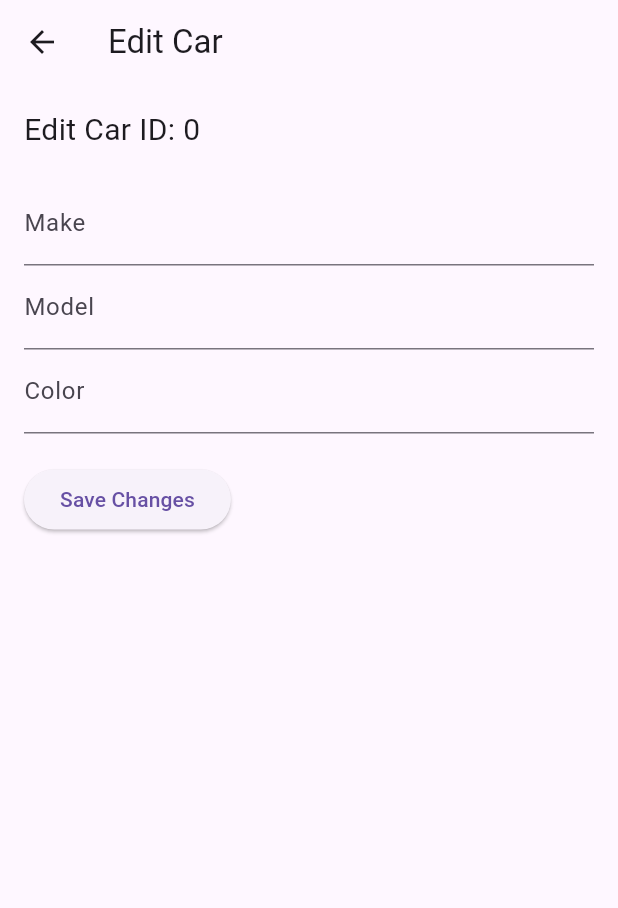
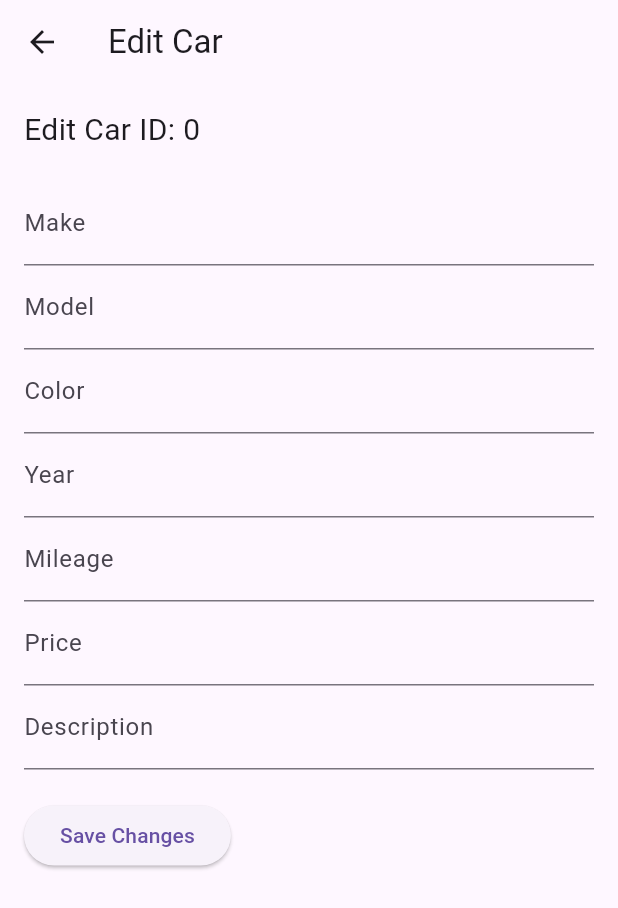
Before and after one commit to rocknrome/Car-Club-RnR-Flutter, a Flutter app: the CarEditPage screen opened directly with empty values, after a tap on "Save Changes", on a phone screen of 412 x 824 dp. Shown: the top 908 px of the screen. Run offline on Flutter 3.47's test engine with Material 3 defaults, Android fonts, the phone set to English and light mode, and no system bars; our stand-ins replace animated_splash_screen, firebase_auth; accounts and stored records are empty; network calls fail.

Commit message:
car-edit page working

```diff
--- a/lib/screens/car_edit_page.dart
+++ b/lib/screens/car_edit_page.dart
@@ -4,10 +4,8 @@ import 'dart:convert';
 
 class CarEditPage extends StatefulWidget {
   final int carId;
-  final void Function() refreshCar; // Define the refreshCar callback
 
-  const CarEditPage({Key? key, required this.carId, required this.refreshCar})
-      : super(key: key);
+  const CarEditPage({Key? key, required this.carId}) : super(key: key);
 
   @override
   _CarEditPageState createState() => _CarEditPageState();
@@ -17,6 +15,10 @@ class _CarEditPageState extends State<CarEditPage> {
   late TextEditingController _makeController;
   late TextEditingController _modelController;
   late TextEditingController _colorController;
+  late TextEditingController _yearController;
+  late TextEditingController _mileageController;
+  late TextEditingController _priceController;
+  late TextEditingController _descriptionController;
 
   @override
   void initState() {
@@ -24,6 +26,10 @@ class _CarEditPageState extends State<CarEditPage> {
     _makeController = TextEditingController();
     _modelController = TextEditingController();
     _colorController = TextEditingController();
+    _yearController = TextEditingController();
+    _mileageController = TextEditingController();
+    _priceController = TextEditingController();
+    _descriptionController = TextEditingController();
 
     // Fetch car details and set initial values in form fields
     fetchCarDetails(widget.carId);
@@ -34,11 +40,16 @@ class _CarEditPageState extends State<CarEditPage> {
     _makeController.dispose();
     _modelController.dispose();
     _colorController.dispose();
+    _yearController.dispose();
+    _mileageController.dispose();
+    _priceController.dispose();
+    _descriptionController.dispose();
     super.dispose();
   }
 
   Future<void> fetchCarDetails(int carId) async {
-    final url = Uri.parse('https://api.example.com/cars/$carId');
+    final url = Uri.parse(
+        'https://used-car-dealership-be.onrender.com/api/cars/$carId/');
     final response = await http.get(url);
 
     if (response.statusCode == 200) {
@@ -47,6 +58,10 @@ class _CarEditPageState extends State<CarEditPage> {
         _makeController.text = carData['make'];
         _modelController.text = carData['model'];
         _colorController.text = carData['color'];
+        _yearController.text = carData['year'].toString();
+        _mileageController.text = carData['mileage'].toString();
+        _priceController.text = carData['price'];
+        _descriptionController.text = carData['description'];
       });
     } else {
       // Handle error
@@ -58,11 +73,19 @@ class _CarEditPageState extends State<CarEditPage> {
   }
 
   Future<void> _saveChanges(int carId) async {
-    final url = Uri.parse('https://api.example.com/cars/$carId');
+    final url = Uri.parse(
+        'https://used-car-dealership-be.onrender.com/api/cars/$carId/');
     final Map<String, dynamic> requestBody = {
+      "id": carId,
       "make": _makeController.text,
       "model": _modelController.text,
       "color": _colorController.text,
+      "year": int.tryParse(_yearController.text) ?? 0,
+      "mileage": int.tryParse(_mileageController.text) ?? 0,
+      "price": _priceController.text,
+      "description": _descriptionController.text,
+      "photo_url":
+          'https://live.staticflickr.com/65535/53633706438_62befee86d.jpg'
     };
 
     final response = await http.put(
@@ -73,14 +96,18 @@ class _CarEditPageState extends State<CarEditPage> {
 
     if (response.statusCode == 200) {
       // Show SnackBar
-      ScaffoldMessenger.of(context).showSnackBar(
-        SnackBar(
-          content: Text('Car details updated successfully!'),
-          duration: Duration(seconds: 2),
-        ),
-      );
-      // Call the refreshCar callback to update the data in CarShowPage
-      widget.refreshCar();
+      ScaffoldMessenger.of(context)
+          .showSnackBar(
+            SnackBar(
+              content: Text('Car details updated successfully!'),
+              duration: Duration(seconds: 2),
+            ),
+          )
+          .closed
+          .then((_) {
+        // Navigate back to CarShowPage
+        Navigator.of(context).pop();
+      });
     } else {
       ScaffoldMessenger.of(context).showSnackBar(
         SnackBar(
@@ -117,6 +144,24 @@ class _CarEditPageState extends State<CarEditPage> {
               controller: _colorController,
               decoration: InputDecoration(labelText: 'Color'),
             ),
+            TextFormField(
+              controller: _yearController,
+              decoration: InputDecoration(labelText: 'Year'),
+              keyboardType: TextInputType.number,
+            ),
+            TextFormField(
+              controller: _mileageController,
+              decoration: InputDecoration(labelText: 'Mileage'),
+              keyboardType: TextInputType.number,
+            ),
+            TextFormField(
+              controller: _priceController,
+              decoration: InputDecoration(labelText: 'Price'),
+            ),
+            TextFormField(
+              controller: _descriptionController,
+              decoration: InputDecoration(labelText: 'Description'),
+            ),
             SizedBox(height: 20),
             ElevatedButton(
               onPressed: () {
--- a/lib/screens/car_show_page.dart
+++ b/lib/screens/car_show_page.dart
@@ -1,6 +1,7 @@
 import 'package:flutter/material.dart';
 import 'package:http/http.dart' as http;
 import 'dart:convert';
+import 'car_edit_page.dart'; // Import the CarEditPage
 
 class CarShowPage extends StatefulWidget {
   final int carId;
@@ -96,7 +97,13 @@ class _CarShowPageState extends State<CarShowPage> {
                   children: [
                     ElevatedButton(
                       onPressed: () {
-                        // Navigate to edit car page
+                        Navigator.push(
+                          context,
+                          MaterialPageRoute(
+                            builder: (context) =>
+                                CarEditPage(carId: widget.carId),
+                          ),
+                        );
                       },
                       child: Text('Edit Car'),
                     ),
```
